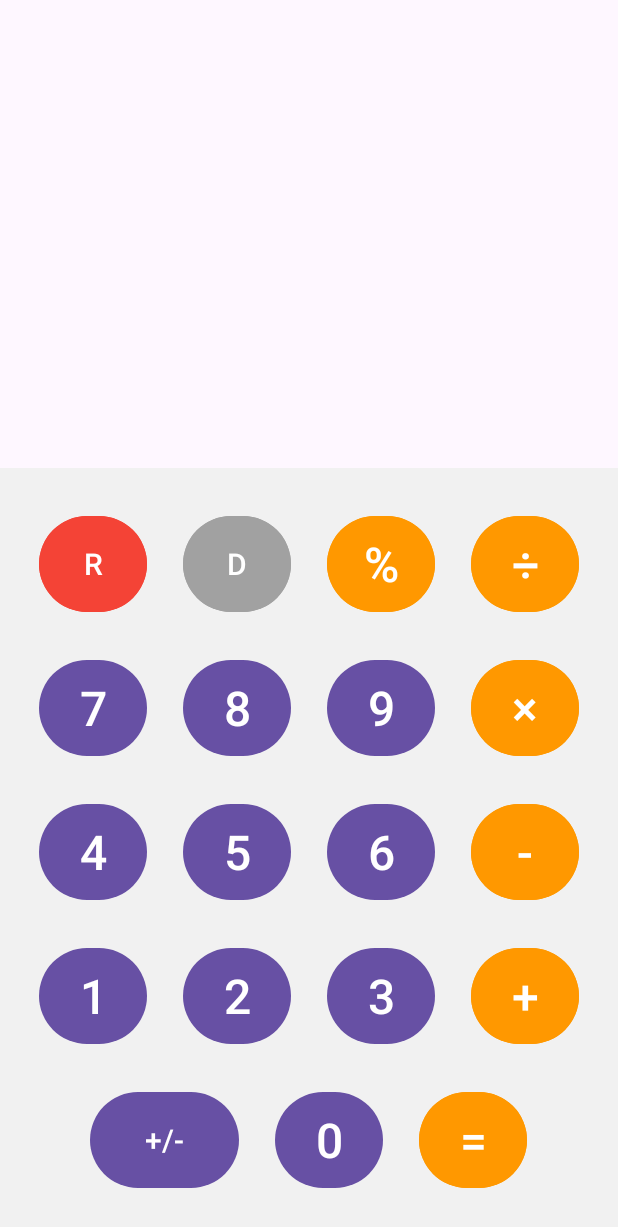
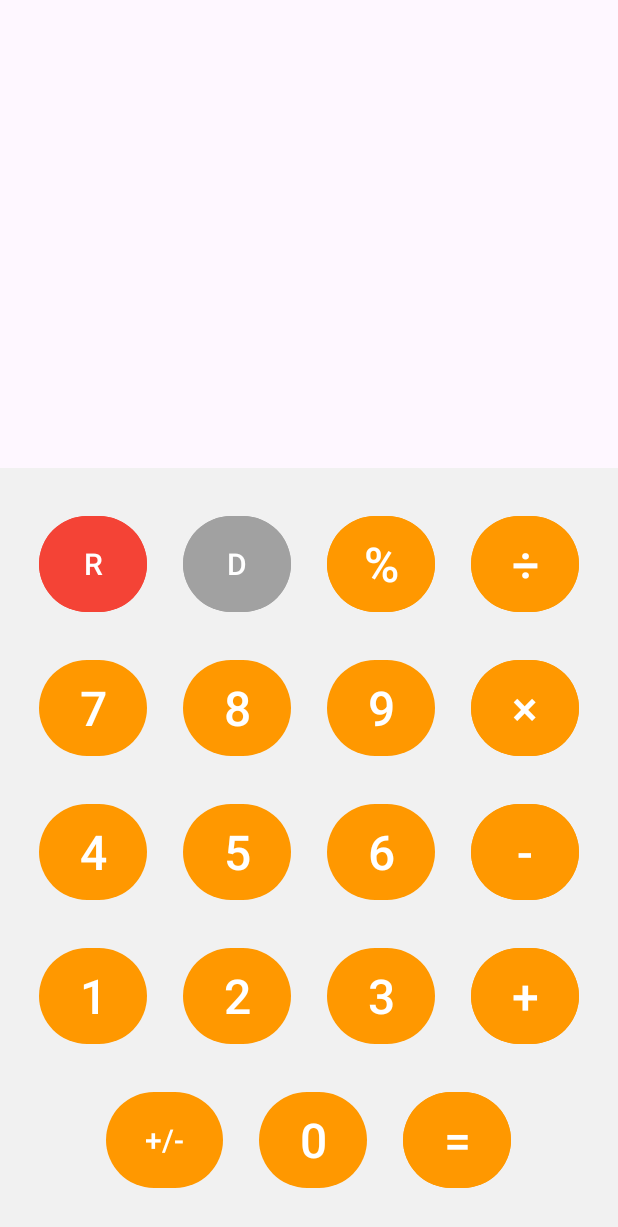
Before and after one commit to urpsychopath/calculator, an Android app: the screen it shows after launch (MainActivity), on a phone screen of 412 x 824 dp. Shown: the top 1227 px of the screen. Run offline under Robolectric (Android 15) with nearby library versions, the phone set to English and light mode, and no system bars.

```diff
--- a/app/src/main/res/layout/activity_main.xml
+++ b/app/src/main/res/layout/activity_main.xml
@@ -208,7 +208,7 @@
 
             <com.google.android.material.button.MaterialButton
                 android:id="@+id/buttonNegate"
-                android:layout_width="99dp"
+                android:layout_width="78dp"
                 android:layout_height="72dp"
                 android:layout_margin="12dp"
                 android:text="+/-"
--- a/app/src/main/res/values/colors.xml
+++ b/app/src/main/res/values/colors.xml
@@ -1,10 +1,7 @@
-<?xml version="1.0" encoding="utf-8"?>
 <resources>
-    <color name="purple_200">#FFBB86FC</color>
-    <color name="purple_500">#FF6200EE</color>
-    <color name="purple_700">#FF3700B3</color>
-    <color name="teal_200">#FF03DAC5</color>
-    <color name="teal_700">#FF018786</color>
-    <color name="black">#FF000000</color>
-    <color name="white">#FFFFFFFF</color>
+    <color name="my_primary">#FF9800</color>
+    <color name="my_secondary">#F44336</color>
+    <color name="white">#FFFFFF</color>
+    <color name="black">#000000</color>
+    <color name="background_light">#F1F1F1</color>
 </resources>
--- a/app/src/main/res/values/themes.xml
+++ b/app/src/main/res/values/themes.xml
@@ -1,8 +1,11 @@
 <resources xmlns:tools="http://schemas.android.com/tools">
-    <!-- Base application theme. -->
     <style name="Base.Theme.Calculator" parent="Theme.Material3.DayNight.NoActionBar">
-        <!-- Customize your light theme here. -->
-        <!-- <item name="colorPrimary">@color/my_light_primary</item> -->
+        <!-- Couleurs principales -->
+        <item name="colorPrimary">@color/my_primary</item>
+        <item name="colorSecondary">@color/my_secondary</item>
+
+        <!-- Couleurs des boutons Material -->
+        <item name="materialButtonStyle">@style/Widget.Material3.Button</item>
     </style>
 
     <style name="Theme.Calculator" parent="Base.Theme.Calculator" />
```
Also changed, not shown: app/src/main/java/com/example/calculator/MainActivity.kt (+42 -33 lines).
